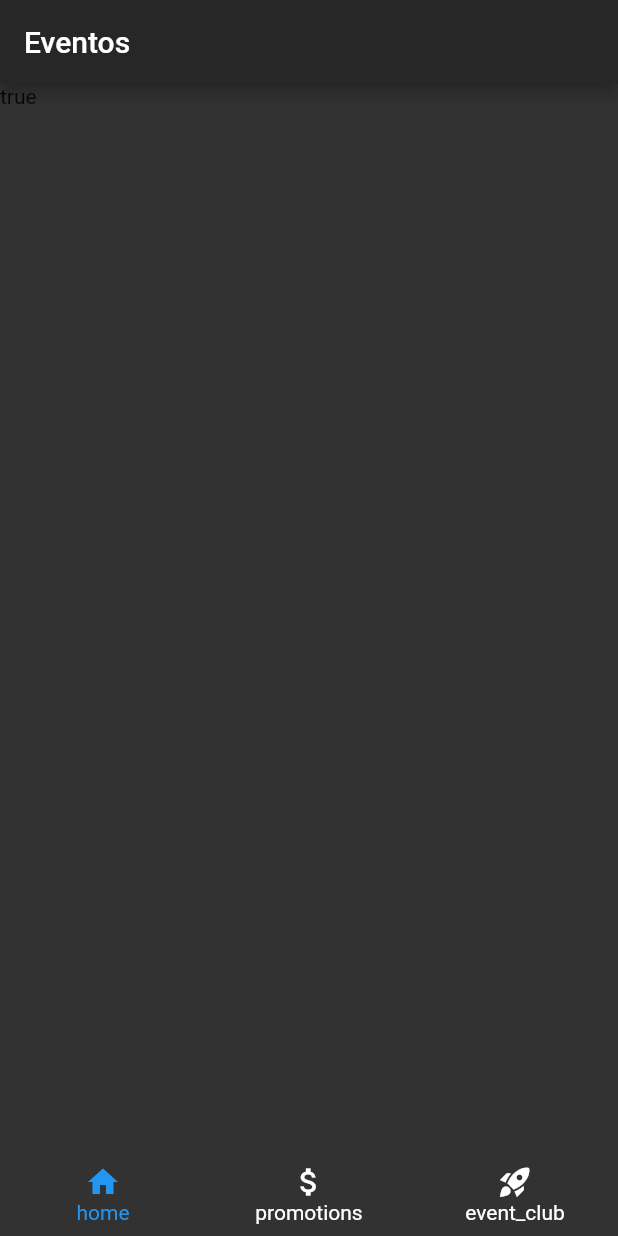
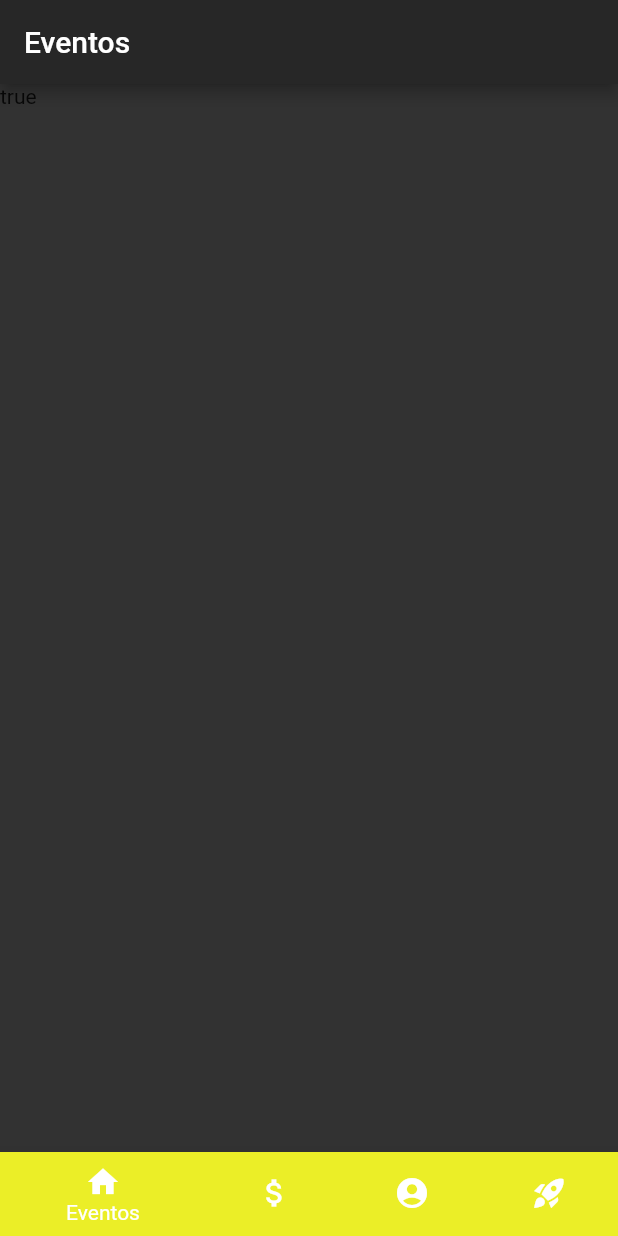
Before and after one commit to Andres620/festa, a Flutter app: the screen it shows after launch, on a phone screen of 412 x 824 dp. Run offline on Flutter 3.47's test engine with Material 2 defaults, Android fonts, the phone set to English and light mode, and no system bars; our stand-ins replace flutter_local_notifications, rxdart, timezone; missing offline and left inert: mongo_dart.

Commit message:
use case design user levels is ready

```diff
--- a/lib/app.dart
+++ b/lib/app.dart
@@ -4,11 +4,14 @@ import 'package:provider/provider.dart';
 
 import 'config/provider/event_provider.dart';
 import 'config/provider/promo_provider.dart';
+import 'config/provider/user_provider.dart';
 import 'data/datasources/mongodb/credentials.dart';
 import 'data/datasources/mongodb/events_mongodb.dart';
 import 'data/datasources/mongodb/promotions_mongodb.dart';
+import 'data/datasources/mongodb/user_mongodb.dart';
 import 'domain/use_case/cu_list_events.dart';
 import 'domain/use_case/cu_list_promos.dart';
+import 'domain/use_case/user_use_case.dart';
 
 class Festa extends StatelessWidget {
   const Festa({super.key});
@@ -24,8 +27,12 @@ class Festa extends StatelessWidget {
                       collection: COLLECTION_EVENTS)))),
           ChangeNotifierProvider(
               create: (context) => PromoProvider(
-                cuListPromos: CuListPromos(PromotionsMongodb())
-              ))
+                  cuListPromos: CuListPromos(PromotionsMongodb()))),
+          ChangeNotifierProvider(
+              create: (context) => UserProvider(
+                  userUseCase: UserUseCase(UserMongodb(
+                      connectionString: MONGO_URL,
+                      collection: COLLECTION_USER))))
         ],
         child: MaterialApp(
           debugShowCheckedModeBanner: false,
--- /dev/null
+++ b/lib/config/provider/user_provider.dart
@@ -0,0 +1,9 @@
+import 'package:flutter/cupertino.dart';
+
+import '../../domain/use_case/user_use_case.dart';
+
+/// Class that manages dependency injection for users.
+class UserProvider extends ChangeNotifier {
+  final UserUseCase userUseCase;
+  UserProvider({required this.userUseCase});
+}
--- a/lib/data/datasources/mongodb/credentials.dart
+++ b/lib/data/datasources/mongodb/credentials.dart
@@ -2,3 +2,4 @@
 const MONGO_URL = 'mongodb+srv://Andres:12345@jmanuel.riqwdtq.mongodb.net/Festa?authSource=admin&replicaSet=atlas-f0ewkp-shard-0&readPreference=primary&appname=MongoDB%20Compass&ssl=true';
 const COLLECTION_EVENTS = "Eventos";
 const COLLECTION_PROMOTIONS = "Promocion";
+const COLLECTION_USER = "Usuario";
--- a/lib/data/datasources/test_local/User/user_generator.dart
+++ b/lib/data/datasources/test_local/User/user_generator.dart
@@ -10,7 +10,6 @@ class UserGenerator {
     List<Usuario> newFiesteros = [];
     for (var i = 0; i < numberUsers; i++) {
       Usuario newFiestero = Usuario(
-          id: i.toString(),
           identificacion: "100${i.toString()}",
           nombre: 'Fiestero ${i.toString()}',
           edad: 22 + 1,
@@ -28,7 +27,6 @@ class UserGenerator {
     List<Usuario> newOwners = [];
     for (var i = 0; i < numberUsers; i++) {
       Usuario newOwner = Usuario(
-          id: i.toString(),
           identificacion: "100${i.toString()}",
           nombre: 'Dueño ${i.toString()}',
           edad: 22 + 1,
@@ -45,7 +43,6 @@ class UserGenerator {
     List<Usuario> newOrganizers = [];
     for (var i = 0; i < numberUsers; i++) {
       Usuario newOrganizer = Usuario(
-          id: i.toString(),
           identificacion: "100${i.toString()}",
           nombre: 'Organizador ${i.toString()}',
           edad: 22 + 1,
@@ -62,7 +59,6 @@ class UserGenerator {
     List<Usuario> newAdmins = [];
     for (var i = 0; i < numberUsers; i++) {
       Usuario newAdmin = Usuario(
-          id: i.toString(),
           identificacion: "100${i.toString()}",
           nombre: 'Administrador ${i.toString()}',
           edad: 22 + 1,
--- a/lib/domain/models/usuario.dart
+++ b/lib/domain/models/usuario.dart
@@ -3,6 +3,8 @@
 //     final usuario = usuarioFromJson(jsonString);
 
 import 'dart:convert';
+
+import 'package:mongo_dart/mongo_dart.dart';
 
 import 'nivel.dart';
 
@@ -23,7 +25,7 @@ class Usuario {
     this.nivel,
   });
 
-  final String? id;
+  final ObjectId? id;
   final String identificacion;
   final String nombre;
   final int edad;
@@ -42,7 +44,7 @@ class Usuario {
         correElectronico: json["CorreElectronico"],
         contrasena: json["Contraseña"],
         tipo: json["Tipo"],
-        nivel: Nivel.fromJson(json["Nivel"]),
+        nivel: json["Nivel"] == null ? null : Nivel.fromJson(json["Nivel"]),
       );
 
   Map<String, dynamic> toJson() => {
--- a/lib/domain/repositories/events_repository.dart
+++ b/lib/domain/repositories/events_repository.dart
@@ -5,7 +5,7 @@ import '../models/evento.dart';
 abstract class EventsRepository{
 
   /// Gets the events that are hosted in the data repository
-  /// to obtain them so that they can be manipulated as event type objects.
+  ///   to obtain them so that they can be manipulated as event type objects.
   Future<List<Evento>> getEvents();
   Future<Evento> getARandomEvent();
 }
--- a/lib/domain/repositories/level_repository.dart
+++ /dev/null
@@ -1,5 +0,0 @@
-import '../models/nivel.dart';
-
-abstract class LevelRepository {
-  Future<List<Nivel>> getLevels();
-}
--- a/lib/domain/repositories/user_repository.dart
+++ b/lib/domain/repositories/user_repository.dart
@@ -2,7 +2,7 @@ import '../models/usuario.dart';
 
 abstract class UserRepository {
   Future<List<Usuario>> getUsers();
-  //Future<Usuario?> getUser({String id});
+  Future<Usuario?> getUser(String identification);
   //Future<void> insertUser(Usuario user);
   //Future<void> updateUser(Usuario user);
   // Future<void> delete(String id);
--- a/lib/main.dart
+++ b/lib/main.dart
@@ -2,7 +2,6 @@ import 'package:festa/app.dart';
 import 'package:festa/services/local_notifications_service.dart';
 import 'package:flutter/material.dart';
 
-import 'data/datasources/mongodb/events_mongodb.dart';
 
 void main() async{
   WidgetsFlutterBinding.ensureInitialized();
--- a/lib/presentation/screens/list_events_screen.dart
+++ b/lib/presentation/screens/list_events_screen.dart
@@ -8,16 +8,16 @@ import '../../config/provider/event_provider.dart';
 import '../../domain/models/evento.dart';
 import '../../services/local_notifications_service.dart';
 import 'list_promos_screen.dart';
+import 'user_levels_screen.dart';
 
 class ListEventsScreen extends StatefulWidget {
-  const ListEventsScreen({Key? key}): super(key: key);
+  const ListEventsScreen({Key? key}) : super(key: key);
 
   @override
   State<ListEventsScreen> createState() => _ListEventsScreenState();
 }
 
 class _ListEventsScreenState extends State<ListEventsScreen> {
-
   @override
   void initState() {
     initialize();
@@ -28,12 +28,13 @@ class _ListEventsScreenState extends State<ListEventsScreen> {
   int _actualPage = 0;
   List<Widget> _pages = [
     HomePage(),
-    ListPromocionesScreen()
+    ListPromocionesScreen(),
+    UserLevelScreen()
   ];
+
   ///Is the main method of the view and is responsible for displaying the information of each event.
   @override
   Widget build(BuildContext context) {
-
     return Scaffold(
       // drawer: Drawer(
       //   child: Column(
@@ -41,22 +42,36 @@ class _ListEventsScreenState extends State<ListEventsScreen> {
       // ),
       body: _pages[_actualPage],
       bottomNavigationBar: BottomNavigationBar(
-          unselectedLabelStyle: const TextStyle(color: Colors.white, fontSize: 14),
+        unselectedLabelStyle:
+            const TextStyle(color: Colors.white, fontSize: 14),
         unselectedItemColor: Colors.white,
-          onTap: (index){
+        onTap: (index) {
           setState(() {
             _actualPage = index;
           });
         },
         currentIndex: _actualPage,
         items: [
-            BottomNavigationBarItem(icon: Icon(Icons.home), label: "home", backgroundColor: Color.fromARGB(255, 235, 238, 39)),
-            BottomNavigationBarItem(icon: Icon(Icons.attach_money), label: "promotions", backgroundColor: Color.fromARGB(255, 235, 238, 39)),
-            BottomNavigationBarItem(icon: Icon(Icons.rocket_launch), label: "event_club", backgroundColor: Color.fromARGB(255, 235, 238, 39))
+          BottomNavigationBarItem(
+              icon: Icon(Icons.home),
+              label: "Eventos",
+              backgroundColor: Color.fromARGB(255, 235, 238, 39)),
+          BottomNavigationBarItem(
+              icon: Icon(Icons.attach_money),
+              label: "Promociones",
+              backgroundColor: Color.fromARGB(255, 235, 238, 39)),
+          BottomNavigationBarItem(
+              icon: Icon(Icons.account_circle),
+              label: "Usuario",
+              backgroundColor: Color.fromARGB(255, 235, 238, 39)),
+          BottomNavigationBarItem(
+              icon: Icon(Icons.rocket_launch),
+              label: "Eventos Discoteca",
+              backgroundColor: Color.fromARGB(255, 235, 238, 39)),
         ],
-        ),);
+      ),
+    );
   }
-
 
   void listenToNotification() =>
       onNotificationClick.stream.listen(onNoticationListener);
@@ -84,7 +99,7 @@ class HomePage extends StatelessWidget {
       appBar: AppBar(
           title: const Text('Eventos'),
           backgroundColor: const Color.fromARGB(255, 39, 39, 39)),
-      body:   FutureBuilder<List<Evento>>(
+      body: FutureBuilder<List<Evento>>(
         future: providerEventos.cuListEvents.getAllEvents(),
         builder: (context, snapshot) {
           if (snapshot.hasData) {
```
Also changed, not shown: lib/data/datasources/mongodb/user_mongodb.dart (added, +48 -0 lines), lib/data/datasources/test_local/User/usersdb_fake.dart (+7 -0 lines), lib/domain/use_case/level_use_case.dart (deleted, +0 -12 lines), lib/domain/use_case/user_use_case.dart (+25 -2 lines), lib/presentation/screens/user_levels_screen.dart (added, +44 -0 lines). Lines whose indentation alone changed are shown as unchanged.
